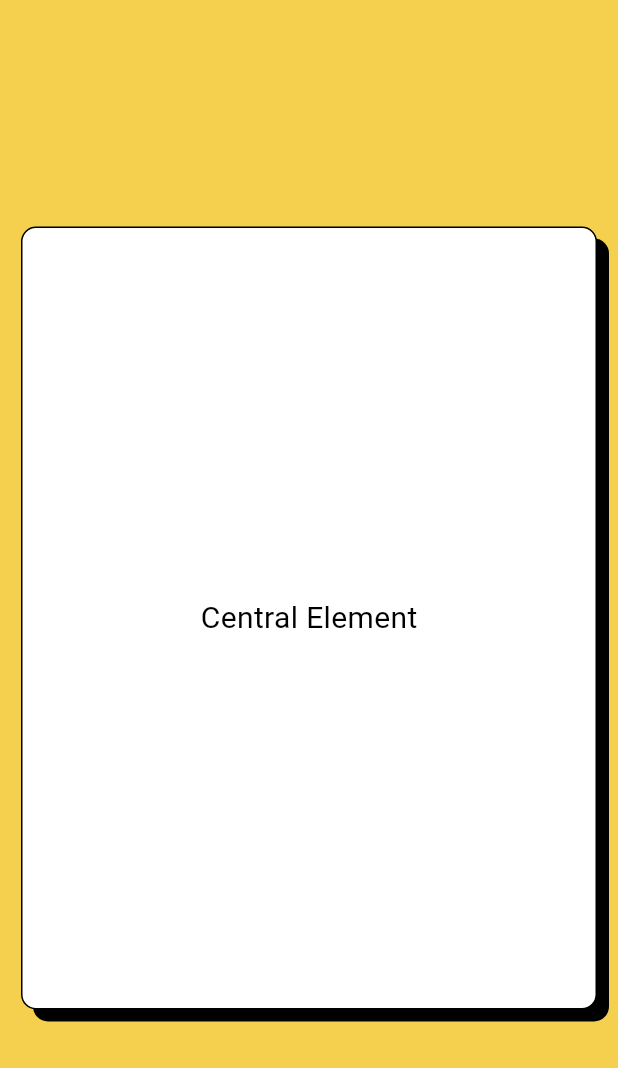
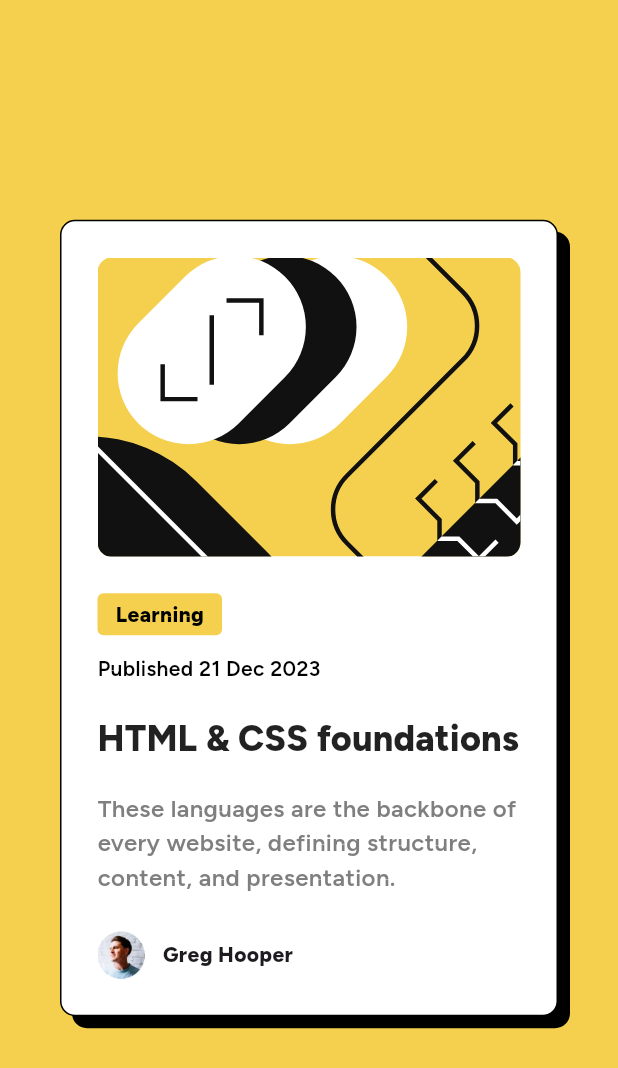
Before and after one commit to VillageR88/flutter_blog_preview_card, a Flutter app: the screen it shows after launch, on a phone screen of 412 x 824 dp. Shown: the top 1068 px of the screen. Run offline on Flutter 3.47's test engine with Material 3 defaults, Android fonts, the phone set to English and light mode, and no system bars; our stand-ins replace flutter_svg.

Commit message:
merge squash dev1
Signed-off-by: VillageR88 <villager88pl@gmail.com>

```diff
--- /dev/null
+++ b/assets/fonts/OFL.txt
@@ -0,0 +1,93 @@
+Copyright 2022 The Figtree Project Authors (https://github.com/erikdkennedy/figtree)
+
+This Font Software is licensed under the SIL Open Font License, Version 1.1.
+This license is copied below, and is also available with a FAQ at:
+http://scripts.sil.org/OFL
+
+
+-----------------------------------------------------------
+SIL OPEN FONT LICENSE Version 1.1 - 26 February 2007
+-----------------------------------------------------------
+
+PREAMBLE
+The goals of the Open Font License (OFL) are to stimulate worldwide
+development of collaborative font projects, to support the font creation
+efforts of academic and linguistic communities, and to provide a free and
+open framework in which fonts may be shared and improved in partnership
+with others.
+
+The OFL allows the licensed fonts to be used, studied, modified and
+redistributed freely as long as they are not sold by themselves. The
+fonts, including any derivative works, can be bundled, embedded,
+redistributed and/or sold with any software provided that any reserved
+names are not used by derivative works. The fonts and derivatives,
+however, cannot be released under any other type of license. The
+requirement for fonts to remain under this license does not apply
+to any document created using the fonts or their derivatives.
+
+DEFINITIONS
+"Font Software" refers to the set of files released by the Copyright
+Holder(s) under this license and clearly marked as such. This may
+include source files, build scripts and documentation.
+
+"Reserved Font Name" refers to any names specified as such after the
+copyright statement(s).
+
+"Original Version" refers to the collection of Font Software components as
+distributed by the Copyright Holder(s).
+
+"Modified Version" refers to any derivative made by adding to, deleting,
+or substituting -- in part or in whole -- any of the components of the
+Original Version, by changing formats or by porting the Font Software to a
+new environment.
+
+"Author" refers to any designer, engineer, programmer, technical
+writer or other person who contributed to the Font Software.
+
+PERMISSION & CONDITIONS
+Permission is hereby granted, free of charge, to any person obtaining
+a copy of the Font Software, to use, study, copy, merge, embed, modify,
+redistribute, and sell modified and unmodified copies of the Font
+Software, subject to the following conditions:
+
+1) Neither the Font Software nor any of its individual components,
+in Original or Modified Versions, may be sold by itself.
+
+2) Original or Modified Versions of the Font Software may be bundled,
+redistributed and/or sold with any software, provided that each copy
+contains the above copyright notice and this license. These can be
+included either as stand-alone text files, human-readable headers or
+in the appropriate machine-readable metadata fields within text or
+binary files as long as those fields can be easily viewed by the user.
+
+3) No Modified Version of the Font Software may use the Reserved Font
+Name(s) unless explicit written permission is granted by the corresponding
+Copyright Holder. This restriction only applies to the primary font name as
+presented to the users.
+
+4) The name(s) of the Copyright Holder(s) or the Author(s) of the Font
+Software shall not be used to promote, endorse or advertise any
+Modified Version, except to acknowledge the contribution(s) of the
+Copyright Holder(s) and the Author(s) or with their explicit written
+permission.
+
+5) The Font Software, modified or unmodified, in part or in whole,
+must be distributed entirely under this license, and must not be
+distributed under any other license. The requirement for fonts to
+remain under this license does not apply to any document created
+using the Font Software.
+
+TERMINATION
+This license becomes null and void if any of the above conditions are
+not met.
+
+DISCLAIMER
+THE FONT SOFTWARE IS PROVIDED "AS IS", WITHOUT WARRANTY OF ANY KIND,
+EXPRESS OR IMPLIED, INCLUDING BUT NOT LIMITED TO ANY WARRANTIES OF
+MERCHANTABILITY, FITNESS FOR A PARTICULAR PURPOSE AND NONINFRINGEMENT
+OF COPYRIGHT, PATENT, TRADEMARK, OR OTHER RIGHT. IN NO EVENT SHALL THE
+COPYRIGHT HOLDER BE LIABLE FOR ANY CLAIM, DAMAGES OR OTHER LIABILITY,
+INCLUDING ANY GENERAL, SPECIAL, INDIRECT, INCIDENTAL, OR CONSEQUENTIAL
+DAMAGES, WHETHER IN AN ACTION OF CONTRACT, TORT OR OTHERWISE, ARISING
+FROM, OUT OF THE USE OR INABILITY TO USE THE FONT SOFTWARE OR FROM
+OTHER DEALINGS IN THE FONT SOFTWARE.
--- a/lib/main.dart
+++ b/lib/main.dart
@@ -1,4 +1,5 @@
 import 'package:flutter/material.dart';
+import 'package:flutter_svg/flutter_svg.dart';
 
 void main() {
   runApp(const MyApp());
@@ -9,39 +10,56 @@
 
   @override
   Widget build(BuildContext context) {
-    return const MaterialApp(
+    return MaterialApp(
+      theme: ThemeData(
+        fontFamily: 'Figtree', // Set the default font family
+      ),
       title: 'Blog preview card',
-      home: MyHomePage(title: 'Blog preview card'),
+      home: const MyHomePage(title: 'Flutter Demo Home Page'),
     );
   }
 }
 
-class MyHomePage extends StatelessWidget {
+class MyHomePage extends StatefulWidget {
   const MyHomePage({super.key, required this.title});
 
   final String title;
 
   @override
+  MyHomePageState createState() => MyHomePageState();
+}
+
+class MyHomePageState extends State<MyHomePage> {
+  bool isButtonHovered = false;
+
+  @override
   Widget build(BuildContext context) {
     return Scaffold(
-      // appBar: AppBar(
-      //   backgroundColor: Theme.of(context).colorScheme.inversePrimary,
-      //   title: Text(title),
-      // ),
-      body: Container(
+      body: SingleChildScrollView(
+        child: ConstrainedBox(
+          constraints: BoxConstraints(
+            minHeight: MediaQuery.of(context).size.height,
+          ),
+          child: Container(
+            padding: const EdgeInsets.all(40),
             color: const Color(0xFFF4D04E),
             child: Center(
-          child: Container(
+              child: AnimatedContainer(
+                duration: const Duration(milliseconds: 150),
                 width: 384,
-            height: 522,
+                constraints: const BoxConstraints(
+                  minHeight: 522,
+                ),
                 decoration: BoxDecoration(
                   color: const Color.fromARGB(255, 255, 255, 255),
                   borderRadius: BorderRadius.circular(10),
-              boxShadow: const [
+                  boxShadow: [
                     BoxShadow(
                       color: Colors.black,
                       blurRadius: 0,
-                  offset: Offset(8, 8),
+                      offset: isButtonHovered
+                          ? const Offset(16, 16)
+                          : const Offset(8, 8),
                     ),
                   ],
                   border: Border.all(
@@ -49,12 +67,122 @@
                     width: 1,
                   ),
                 ),
-            child: const Center(
-              child: Text(
-                'Central Element',
+                padding: const EdgeInsets.all(24),
+                child: Column(
+                  children: [
+                    Align(
+                      alignment: Alignment.topCenter,
+                      child: ClipRRect(
+                        borderRadius: BorderRadius.circular(10),
+                        child: SvgPicture.asset(
+                          'assets/images/illustration-article.svg',
+                          height: 200.0,
+                          fit: BoxFit.cover,
+                        ),
+                      ),
+                    ),
+                    const SizedBox(height: 24),
+                    SizedBox(
+                      child: Column(
+                        mainAxisAlignment: MainAxisAlignment.start,
+                        crossAxisAlignment: CrossAxisAlignment.start,
+                        children: [
+                          Container(
+                            padding: const EdgeInsets.symmetric(
+                                horizontal: 12, vertical: 4),
+                            decoration: BoxDecoration(
+                              color: const Color(0xFFF4D04E),
+                              borderRadius: BorderRadius.circular(4),
+                            ),
+                            child: const Text(
+                              'Learning',
                               style: TextStyle(
                                   color: Colors.black,
-                  fontSize: 20,
+                                  fontSize: 14,
+                                  fontWeight: FontWeight.w800),
+                            ),
+                          ),
+                          const SizedBox(height: 12),
+                          const Text(
+                            'Published 21 Dec 2023',
+                            style: TextStyle(
+                                color: Colors.black,
+                                fontSize: 14,
+                                fontWeight: FontWeight.w600),
+                          ),
+                          const SizedBox(height: 12),
+                          MouseRegion(
+                            onEnter: (_) =>
+                                setState(() => isButtonHovered = true),
+                            onExit: (_) =>
+                                setState(() => isButtonHovered = false),
+                            child: TextButton(
+                              style: ButtonStyle(
+                                backgroundColor: WidgetStateProperty.all(
+                                  const Color.fromARGB(255, 255, 255, 255),
+                                ),
+                                padding: WidgetStateProperty.all(
+                                  const EdgeInsets.symmetric(
+                                    horizontal: 0,
+                                    vertical: 0,
+                                  ),
+                                ),
+                                overlayColor:
+                                    WidgetStateProperty.all(Colors.transparent),
+                                foregroundColor:
+                                    WidgetStateProperty.resolveWith((states) {
+                                  if (states.contains(WidgetState.hovered)) {
+                                    return const Color(0xFFF4D04E);
+                                  }
+                                  return Colors.black87;
+                                }),
+                                animationDuration: const Duration(
+                                    milliseconds:
+                                        150), // Adjust the duration here
+                              ),
+                              child: const Text(
+                                'HTML & CSS foundations',
+                                style: TextStyle(
+                                  fontSize: 24,
+                                  fontWeight: FontWeight.w800,
+                                ),
+                              ),
+                              onPressed: () {},
+                            ),
+                          ),
+                          const SizedBox(height: 12),
+                          const Text(
+                            'These languages are the backbone of every website, defining structure, content, and presentation.',
+                            style: TextStyle(
+                                fontSize: 16,
+                                fontWeight: FontWeight.w600,
+                                color: Color(0xFF7F7F7F)),
+                          ),
+                        ],
+                      ),
+                    ),
+                    const SizedBox(
+                      height: 24,
+                    ),
+                    Row(
+                      mainAxisAlignment: MainAxisAlignment.start,
+                      children: [
+                        Image.asset(
+                          'assets/images/image-avatar.webp',
+                          height: 32.0,
+                          fit: BoxFit.cover,
+                        ),
+                        const SizedBox(width: 12),
+                        const Text(
+                          'Greg Hooper',
+                          style: TextStyle(
+                            fontSize: 14,
+                            fontWeight: FontWeight.w800,
+                          ),
+                        ),
+                      ],
+                    )
+                  ],
                 ),
               ),
             ),
```
Also changed, not shown: pubspec.yaml (+13 -71 lines), assets/fonts/Figtree-Italic-VariableFont_wght.ttf (added), assets/fonts/Figtree-VariableFont_wght.ttf (added), assets/fonts/README.txt (added), assets/fonts/static/Figtree-ExtraBold.ttf (added), assets/fonts/static/Figtree-SemiBold.ttf (added), assets/images/favicon-32x32.png (added), assets/images/illustration-article.svg (added), assets/images/image-avatar.webp (added), pubspec.lock, 5 other files. Lines whose indentation alone changed are shown as unchanged.
